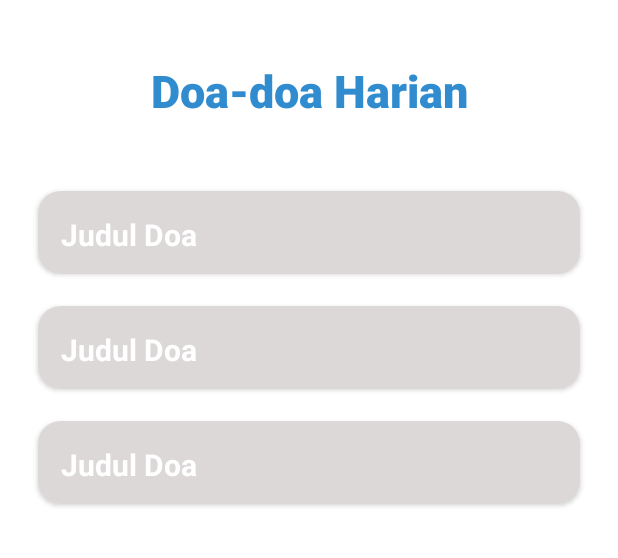
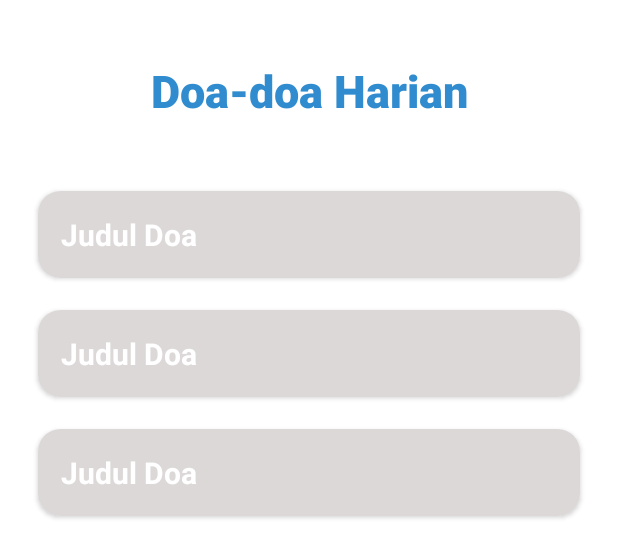
Before and after one commit to Faridwm/MuslimKid, an Android app: the layout activity_doa_menu.xml on its own in the app's theme, with its tools: preview values and no code run, on a phone screen of 412 x 824 dp. Shown: the top 558 px of the screen. Run offline under Robolectric (Android 15) with nearby library versions, the phone set to English and light mode, and no system bars.

Commit message:
fix rv layout

```diff
--- a/app/src/main/res/layout/item_row_doa.xml
+++ b/app/src/main/res/layout/item_row_doa.xml
@@ -22,7 +22,7 @@
         <TextView
             android:id="@+id/tv_nama_doa"
             android:layout_width="match_parent"
-            android:layout_height="55dp"
+            android:layout_height="wrap_content"
             android:gravity="center_vertical"
             android:text="@string/judul_doa"
             android:textSize="20sp"
@@ -30,6 +30,8 @@
             android:padding="15dp"
             android:background="@color/abu_muda"
             android:textColor="@color/white"
+            android:maxLines="1"
+            android:ellipsize="end"
             app:layout_constraintStart_toStartOf="parent"
             app:layout_constraintTop_toTopOf="parent" />
 
```
